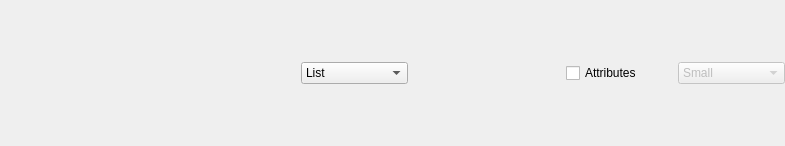
The window that ui/gui/resources/nodeviewbox.ui (halbbob/dff) describes before a commit, drawn with Qt 5.
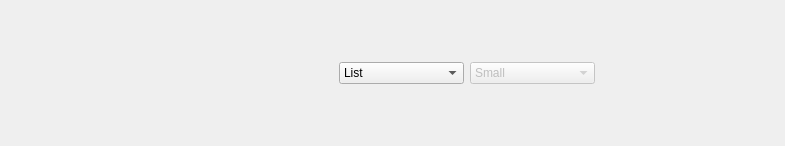
The same window after the commit. Icons and pictures are not drawn.

Commit message: Removes attributes checkbox in node browser buttons box and uses an icon instead, as others functions do. So adds an icon for it, disabled or no. Also swap icon states for thumbnail view, there was a misstake.

```diff
--- a/ui/gui/resources/nodeviewbox.ui
+++ b/ui/gui/resources/nodeviewbox.ui
@@ -202,6 +202,31 @@
      </item>
     </widget>
    </item>
+   <item>
+    <widget class="QComboBox" name="thumbSize">
+     <property name="enabled">
+      <bool>false</bool>
+     </property>
+     <property name="toolTip">
+      <string>Icon size</string>
+     </property>
+     <item>
+      <property name="text">
+       <string>Small</string>
+      </property>
+     </item>
+     <item>
+      <property name="text">
+       <string>Medium</string>
+      </property>
+     </item>
+     <item>
+      <property name="text">
+       <string>Large</string>
+      </property>
+     </item>
+    </widget>
+   </item>
    <item>
     <widget class="QPushButton" name="imagethumb">
      <property name="maximumSize">
@@ -313,32 +338,32 @@
     </widget>
    </item>
    <item>
-    <widget class="QCheckBox" name="checkboxAttribute">
+    <widget class="QPushButton" name="attrView">
+     <property name="maximumSize">
+      <size>
+       <width>32</width>
+       <height>32</height>
+      </size>
+     </property>
+     <property name="toolTip">
+      <string>Show attributes pannel</string>
+     </property>
      <property name="text">
-      <string>Attributes</string>
+      <string/>
      </property>
-    </widget>
-   </item>
-   <item>
-    <widget class="QComboBox" name="thumbSize">
-     <property name="enabled">
-      <bool>false</bool>
+     <property name="icon">
+      <iconset resource="gui.qrc">
+       <normaloff>:/lists_attr.png</normaloff>:/lists_attr.png</iconset>
      </property>
-     <item>
-      <property name="text">
-       <string>Small</string>
-      </property>
-     </item>
-     <item>
-      <property name="text">
-       <string>Medium</string>
-      </property>
-     </item>
-     <item>
-      <property name="text">
-       <string>Large</string>
-      </property>
-     </item>
+     <property name="iconSize">
+      <size>
+       <width>24</width>
+       <height>24</height>
+      </size>
+     </property>
+     <property name="flat">
+      <bool>true</bool>
+     </property>
     </widget>
    </item>
   </layout>
```
Left out of the diff: 5 changed lines with no effect on the pictures. The commit also changes 5 other files.
